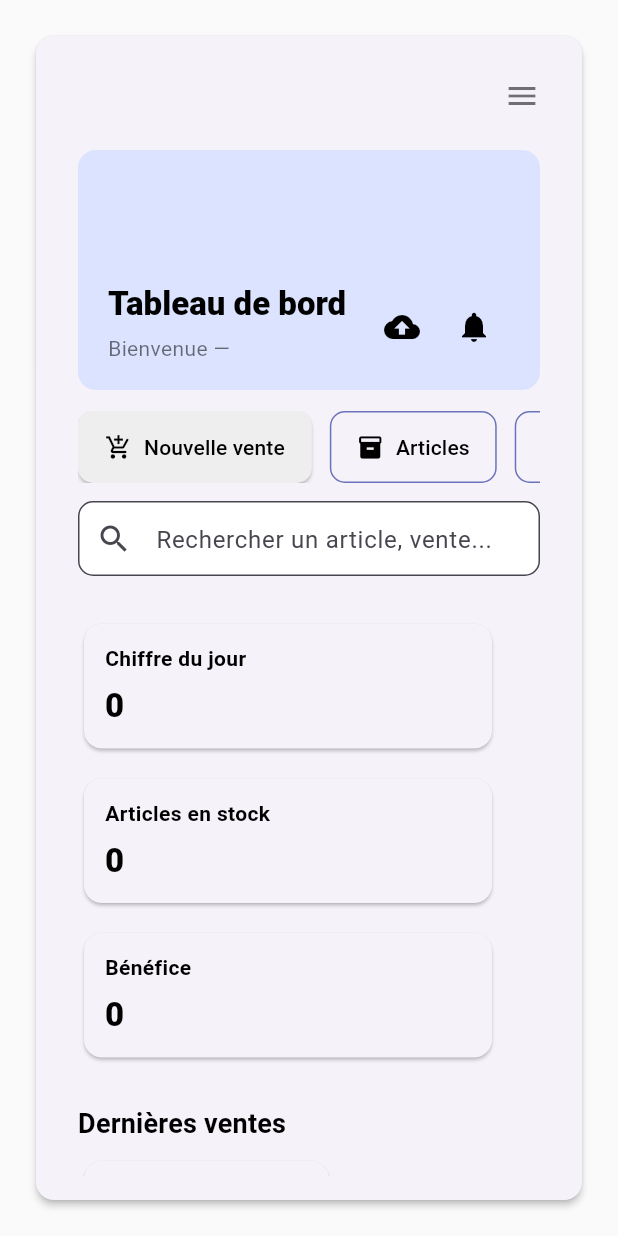
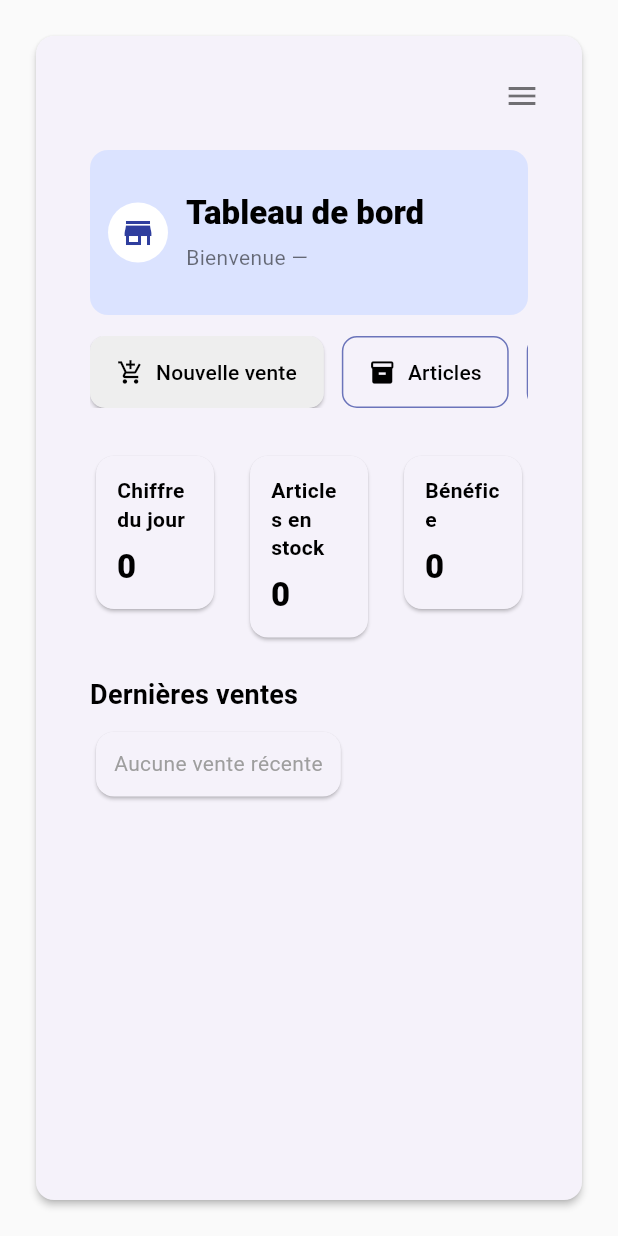
Before and after one commit to GaetanG2/management_app, a Flutter app: the HomePage screen opened directly with empty values, on a phone screen of 412 x 824 dp. Run offline on Flutter 3.47's test engine with Material 3 defaults, Android fonts, the phone set to English and light mode, and no system bars; our stand-ins replace flutter_riverpod, flutter_secure_storage, sqflite, sqflite_common_ffi; missing offline and left inert: file_selector; accounts and stored records are empty.

Commit message:
feat: Implement core features for boutique management app

```diff
--- a/lib/features/ventes/pages/ventes_page.dart
+++ b/lib/features/ventes/pages/ventes_page.dart
@@ -171,7 +171,7 @@ class _VentesPageState extends ConsumerState<VentesPage> {
                                   width: 56,
                                   height: 56,
                                   decoration: BoxDecoration(color: Colors.grey.shade200, borderRadius: BorderRadius.circular(6)),
-                                  child: const Icon(Icons.inventory_2, color: Colors.grey),
+                                  child: art.image == null ? const Icon(Icons.inventory_2, color: Colors.grey) : ClipRRect(borderRadius: BorderRadius.circular(6), child: Image.memory(art.image!, fit: BoxFit.cover)),
                                 ),
                                 const SizedBox(width: 12),
                                 Expanded(
--- a/lib/main.dart
+++ b/lib/main.dart
@@ -11,6 +11,8 @@ import 'features/ventes/pages/history_page.dart';
 import 'features/ventes/pages/statistics_page.dart';
 import 'data/database/database_service.dart';
 import 'core/theme/app_theme.dart';
+import 'features/ventes/providers/vente_provider.dart';
+import 'features/articles/providers/article_provider.dart';
 
 void main() async {
   WidgetsFlutterBinding.ensureInitialized();
@@ -285,64 +287,62 @@ class _HomePageState extends ConsumerState<HomePage> {
 }
 
 // Top-level HomeDashboard implementation
-class HomeDashboard extends StatelessWidget {
+class HomeDashboard extends ConsumerWidget {
   final String role;
   final void Function(String id) onSelect;
   const HomeDashboard({super.key, required this.role, required this.onSelect});
 
   @override
-  Widget build(BuildContext context) {
-    final roleLower = role.toLowerCase();
-    final allItems = [
-      {'id': 'articles', 'label': 'Articles', 'subtitle': 'Gérer produits', 'icon': Icons.inventory, 'roles': ['superadmin', 'admin']},
-      {'id': 'sales', 'label': 'Ventes', 'subtitle': 'Enregistrer une vente', 'icon': Icons.shopping_cart, 'roles': ['superadmin', 'admin', 'employee']},
-      {'id': 'history', 'label': 'Historique', 'subtitle': 'Voir ventes passées', 'icon': Icons.history, 'roles': ['superadmin', 'admin', 'employee']},
-      {'id': 'statistics', 'label': 'Statistiques', 'subtitle': 'Suivi simple', 'icon': Icons.bar_chart, 'roles': ['superadmin', 'admin']},
-      {'id': 'users', 'label': 'Utilisateurs', 'subtitle': 'Comptes & rôles', 'icon': Icons.people, 'roles': ['superadmin', 'admin']},
-      {'id': 'settings', 'label': 'Paramètres', 'subtitle': 'Backup & devise', 'icon': Icons.settings, 'roles': ['superadmin', 'admin']},
-    ];
+  Widget build(BuildContext context, WidgetRef ref) {
+    return LayoutBuilder(builder: (context, constraints) {
+      final ventes = ref.watch(ventesListProvider);
+      final articles = ref.watch(articlesNotifierProvider);
 
-    final menuItems = allItems.where((it) => (it['roles'] as List).contains(roleLower)).toList();
-
-    return LayoutBuilder(builder: (context, constraints) {
-      final width = constraints.maxWidth;
-      // final crossAxis = width < 600 ? 1 : width < 900 ? 2 : 3; // crossAxis was unused; layout will use Wrap with responsive sizing
+      // group ventes by sale_id (show most recent groups)
+      final Map<String, List> grouped = {};
+      for (final v in ventes) {
+        final key = (v.saleId ?? v.id);
+        grouped.putIfAbsent(key, () => []).add(v);
+      }
+      final recentKeys = grouped.keys.toList()
+        ..sort((a, b) => grouped[b]!.first.createdAt.compareTo(grouped[a]!.first.createdAt));
 
       return SingleChildScrollView(
         child: Padding(
-          padding: const EdgeInsets.all(12.0),
+          padding: const EdgeInsets.symmetric(horizontal: 20.0, vertical: 12.0),
           child: Column(crossAxisAlignment: CrossAxisAlignment.start, children: [
-            // header (simple color block + title) - removed image usage for clarity and MVP
+            // header (simple color block + title)
             ClipRRect(
               borderRadius: BorderRadius.circular(AppTheme.cardRadius),
-              child: SizedBox(
-                height: 160,
+              child: LayoutBuilder(builder: (hhCtx, hhConstraints) {
+                final headerHeight = hhConstraints.maxWidth < 700 ? 110.0 : 140.0;
+                return SizedBox(
+                  height: headerHeight,
                   width: double.infinity,
                   child: Container(
                     color: AppTheme.primaryContainer,
-                  padding: const EdgeInsets.symmetric(horizontal: 20, vertical: 18),
+                    padding: const EdgeInsets.symmetric(vertical: 18, horizontal: 12),
                     child: Row(
-                    crossAxisAlignment: CrossAxisAlignment.end,
+                      crossAxisAlignment: CrossAxisAlignment.center,
                       children: [
+                        const CircleAvatar(backgroundColor: Colors.white, child: Icon(Icons.store, color: AppTheme.primary)),
+                        const SizedBox(width: 12),
                         Expanded(
-                        child: Column(crossAxisAlignment: CrossAxisAlignment.start, mainAxisAlignment: MainAxisAlignment.end, children: [
+                          child: Column(crossAxisAlignment: CrossAxisAlignment.start, mainAxisAlignment: MainAxisAlignment.center, children: [
                             Text('Tableau de bord', style: Theme.of(context).textTheme.titleLarge?.copyWith(color: Colors.black)),
                             const SizedBox(height: 6),
                             Text('Bienvenue — $role', style: Theme.of(context).textTheme.bodyMedium?.copyWith(color: Colors.black54)),
                           ]),
                         ),
-                      Row(children: [
-                        IconButton(onPressed: () {}, icon: const Icon(Icons.cloud_upload, color: Colors.black)),
-                        IconButton(onPressed: () {}, icon: const Icon(Icons.notifications, color: Colors.black)),
-                      ])
                       ],
                     ),
                   ),
-              ),
+                );
+              }),
             ),
             const SizedBox(height: 14),
 
-            // shortcuts (quick actions) — large buttons similar to Figma
+            // shortcuts
             SingleChildScrollView(
               scrollDirection: Axis.horizontal,
               child: Row(children: [
@@ -357,37 +357,69 @@ class HomeDashboard extends StatelessWidget {
             ),
             const SizedBox(height: 12),
 
-            // search
-            TextField(decoration: InputDecoration(prefixIcon: const Icon(Icons.search), hintText: 'Rechercher un article, vente...', border: OutlineInputBorder(borderRadius: BorderRadius.circular(10)))),
-            const SizedBox(height: 12),
+            const SizedBox(height: 16),
+            // Stats: row with 3 equal columns on wide screens, stacked on narrow
+            LayoutBuilder(builder: (sctx, sc) {
+              final wide = sc.maxWidth >= 100;
+              if (wide) {
+                return Row(
+                  crossAxisAlignment: CrossAxisAlignment.start,
+                  children: [
+                    Expanded(child: _StatCard(title: 'Chiffre du jour', value: '0')),
+                    const SizedBox(width: 16),
+                    Expanded(child: _StatCard(title: 'Articles en stock', value: articles.length.toString())),
+                    const SizedBox(width: 16),
+                    Expanded(child: _StatCard(title: 'Bénéfice', value: '0')),
+                  ],
+                );
+              }
+              return Column(
+                crossAxisAlignment: CrossAxisAlignment.stretch,
+                children: [
+                  Padding(padding: const EdgeInsets.only(bottom: 16.0), child: _StatCard(title: 'Chiffre du jour', value: '0')),
+                  Padding(padding: const EdgeInsets.only(bottom: 16.0), child: _StatCard(title: 'Articles en stock', value: articles.length.toString())),
+                  Padding(padding: const EdgeInsets.only(bottom: 16.0), child: _StatCard(title: 'Bénéfice', value: '0')),
+                ],
+              );
+            }),
 
-            const SizedBox(height: 16),
-            // quick stats
-            Wrap(spacing: 12, runSpacing: 12, children: [
-              _StatCard(title: 'Chiffre du jour', value: '0'),
-              _StatCard(title: 'Articles en stock', value: '0'),
-              _StatCard(title: 'Bénéfice', value: '0'),
-            ]),
+            const SizedBox(height: 20),
 
-            const SizedBox(height: 18),
-            // feature shortcuts grid built from menuItems (uses provided subtitles)
-            const SizedBox(height: 8),
-            Wrap(spacing: 12, runSpacing: 12, children: menuItems.map((it) {
-              final id = it['id'] as String;
-              return SizedBox(width: 280, child: _FeatureCard(label: it['label'] as String, subtitle: it['subtitle'] as String?, icon: it['icon'] as IconData, onTap: () => onSelect(id)));
-            }).toList()),
-
-            // recent activity placeholder
+            // recent activity — show up to 5 latest sales groups
             Text('Dernières ventes', style: Theme.of(context).textTheme.titleMedium),
             const SizedBox(height: 8),
-            Card(child: Padding(padding: const EdgeInsets.all(12), child: Column(children: [const Text('Aucune vente récente', style: TextStyle(color: Colors.grey))]))),
+            Card(
+              child: Padding(
+                padding: const EdgeInsets.all(12),
+                child: Column(children: [
+                  if (recentKeys.isEmpty) const Text('Aucune vente récente', style: TextStyle(color: Colors.grey))
+                  else
+                    Column(
+                      children: recentKeys.take(5).map((k) {
+                        final group = grouped[k]!;
+                        final first = group.first;
+                        final date = DateTime.fromMillisecondsSinceEpoch(first.createdAt).toLocal();
+                        final names = group.map((v) {
+                          final found = articles.where((a) => a.id == v.articleId);
+                          return found.isEmpty ? 'Unknown' : found.first.name;
+                        }).toList();
+                        final total = group.fold<double>(0, (s, e) => s + e.total);
+                        return ListTile(
+                          title: Text('${date.toString().split('.').first}'),
+                          subtitle: Text(names.join(', ')),
+                          trailing: Text(total.toStringAsFixed(2)),
+                        );
+                      }).toList(),
+                    )
+                ]),
+              ),
+            ),
           ]),
         ),
       );
     });
   }
 }
-
 
 // Small statistic card
 class _StatCard extends StatelessWidget {
@@ -397,9 +429,7 @@ class _StatCard extends StatelessWidget {
 
   @override
   Widget build(BuildContext context) {
-    return SizedBox(
-      width: 280,
-      child: Card(
+    return Card(
       elevation: 1,
       shape: RoundedRectangleBorder(borderRadius: BorderRadius.circular(AppTheme.cardRadius)),
       child: Padding(
@@ -410,7 +440,6 @@ class _StatCard extends StatelessWidget {
           Text(value, style: Theme.of(context).textTheme.titleLarge),
         ]),
       ),
-      ),
     );
   }
 }
@@ -418,10 +447,9 @@ class _StatCard extends StatelessWidget {
 // Small reusable feature card with hover effect
 class _FeatureCard extends StatefulWidget {
   final String label;
-  final String? subtitle;
   final IconData icon;
   final VoidCallback onTap;
-  const _FeatureCard({required this.label, this.subtitle, required this.icon, required this.onTap});
+  const _FeatureCard({required this.label, required this.icon, required this.onTap});
 
   @override
   State<_FeatureCard> createState() => _FeatureCardState();
@@ -429,6 +457,7 @@ class _FeatureCard extends StatefulWidget {
 
 class _FeatureCardState extends State<_FeatureCard> {
   double _elevation = 2;
+
   @override
   Widget build(BuildContext context) {
     return MouseRegion(
@@ -446,11 +475,9 @@ class _FeatureCardState extends State<_FeatureCard> {
               const SizedBox(height: 12),
               Text(widget.label, style: Theme.of(context).textTheme.titleMedium),
               const SizedBox(height: 8),
-              if (widget.subtitle != null) Text(widget.subtitle!, style: Theme.of(context).textTheme.bodySmall?.copyWith(color: Colors.grey[700])),
             ]),
           ),
         ),
-      ),
-    );
+      ));
     }
 }
```
Also changed, not shown: lib/data/database/database_service.dart (+29 -5 lines), lib/features/articles/pages/articles_page.dart (+20 -9 lines). Lines whose indentation alone changed are shown as unchanged.
